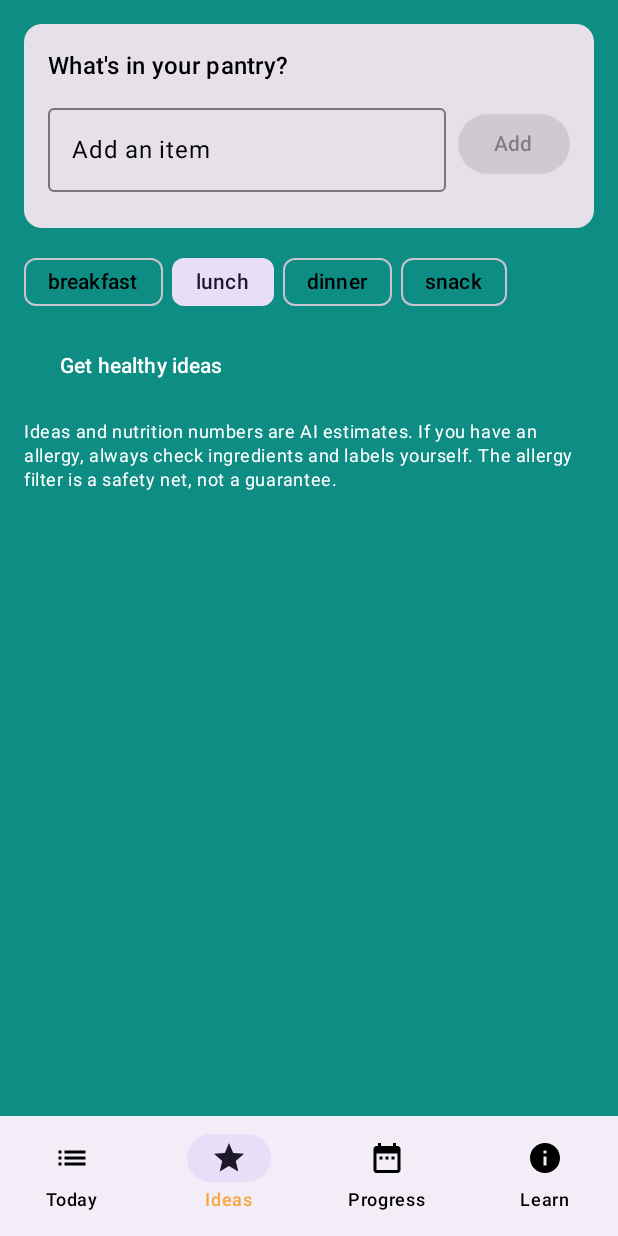
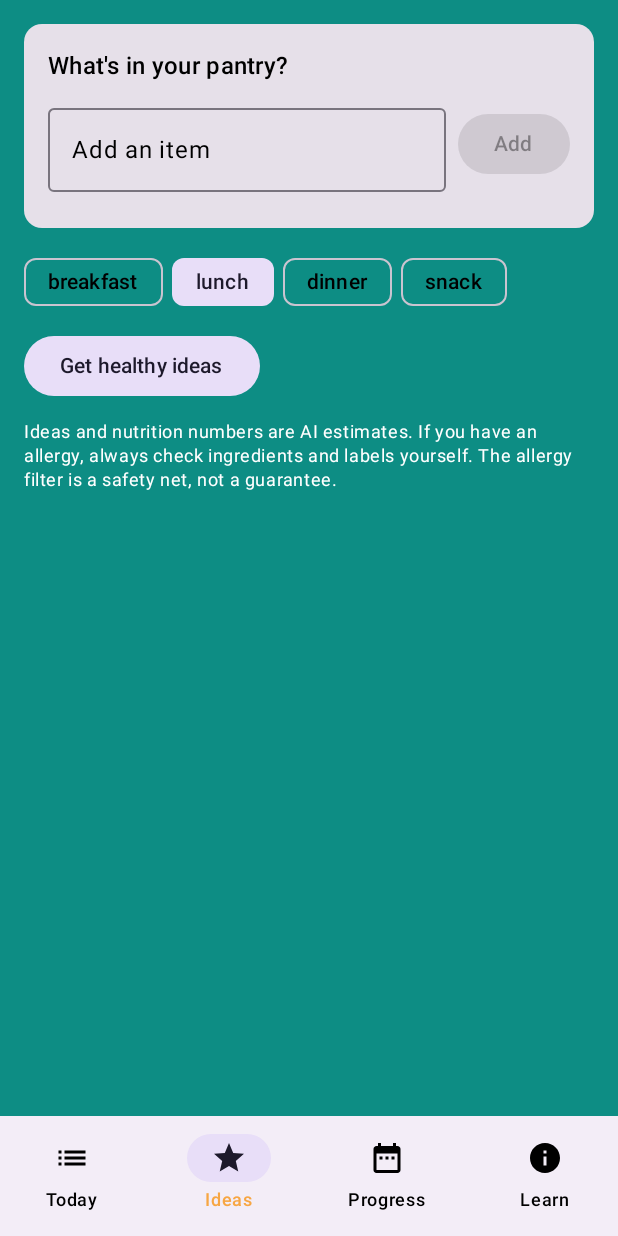
Before and after one commit to AJohansen-code/Scholar_Stong, an Android app built with Jetpack Compose: the NutritionHost screen opened through its navigation route, item 2 of the bottom bar chosen, on a phone screen of 412 x 824 dp. Run offline under Robolectric (Android 15) with nearby library versions, the phone set to English and light mode, and no system bars; our stand-ins replace Room's generated code; 2 statements that could not run were skipped.

Commit message:
Fix idea screen flow.

```diff
--- a/app/src/main/java/com/academicstrong/nutrition/ui/IdeasScreen.kt
+++ b/app/src/main/java/com/academicstrong/nutrition/ui/IdeasScreen.kt
@@ -1,6 +1,8 @@
 package com.academicstrong.nutrition.ui
 
+import androidx.compose.foundation.horizontalScroll
 import androidx.compose.foundation.layout.*
+import androidx.compose.foundation.rememberScrollState
 import androidx.compose.foundation.lazy.LazyColumn
 import androidx.compose.material.icons.Icons
 import androidx.compose.material.icons.filled.Close
@@ -11,7 +13,7 @@ import androidx.compose.ui.Modifier
 import androidx.compose.ui.unit.dp
 import com.academicstrong.nutrition.data.MealType
 
-@OptIn(ExperimentalLayoutApi::class, ExperimentalMaterial3Api::class)
+@OptIn(ExperimentalMaterial3Api::class)
 @Composable
 fun IdeasScreen(vm: NutritionViewModel) {
     val pantry by vm.pantry.collectAsState()
@@ -22,6 +24,7 @@ fun IdeasScreen(vm: NutritionViewModel) {
     val day by vm.selectedDay.collectAsState()
     var item by remember { mutableStateOf("") }
     var type by remember { mutableStateOf(MealType.LUNCH) }
+    var asked by remember { mutableStateOf(false) }
 
     LazyColumn(contentPadding = PaddingValues(16.dp), verticalArrangement = Arrangement.spacedBy(12.dp)) {
         item {
@@ -32,7 +35,7 @@ fun IdeasScreen(vm: NutritionViewModel) {
                         OutlinedTextField(item, { item = it }, Modifier.weight(1f), singleLine = true, label = { Text("Add an item") })
                         Button(onClick = { vm.addPantry(item); item = "" }, enabled = item.isNotBlank()) { Text("Add") }
                     }
-                    FlowRow(horizontalArrangement = Arrangement.spacedBy(6.dp)) {
+                    Row(Modifier.horizontalScroll(rememberScrollState()), horizontalArrangement = Arrangement.spacedBy(6.dp)) {
                         pantry.forEach { p ->
                             InputChip(selected = false, onClick = { vm.removePantry(p) }, label = { Text(p.name) },
                                 trailingIcon = { Icon(Icons.Default.Close, contentDescription = "Remove ${p.name}", Modifier.size(16.dp)) })
@@ -43,14 +46,20 @@ fun IdeasScreen(vm: NutritionViewModel) {
         }
         item {
             Column(verticalArrangement = Arrangement.spacedBy(8.dp)) {
-                FlowRow(horizontalArrangement = Arrangement.spacedBy(6.dp)) {
+                Row(Modifier.horizontalScroll(rememberScrollState()), horizontalArrangement = Arrangement.spacedBy(6.dp)) {
                     listOf(MealType.BREAKFAST, MealType.LUNCH, MealType.DINNER, MealType.SNACK).forEach { t ->
                         FilterChip(selected = type == t, onClick = { type = t }, label = { Text(t.name.lowercase()) })
                     }
                 }
                 Row(verticalAlignment = Alignment.CenterVertically, horizontalArrangement = Arrangement.spacedBy(8.dp)) {
-                    Button(onClick = { vm.generateIdeas(type) }, enabled = !ai.busy) { Text("Get healthy ideas") }
-                    if (ai.busy) CircularProgressIndicator(Modifier.size(24.dp), strokeWidth = 2.dp)
+                    FilledTonalButton(onClick = { asked = true; vm.generateIdeas(type) }, enabled = !ai.busy) { Text("Get healthy ideas") }
+                    if (ai.busy) {
+                        CircularProgressIndicator(Modifier.size(24.dp), strokeWidth = 2.dp)
+                        Text("Thinking up ideas...", style = MaterialTheme.typography.bodySmall)
+                    }
+                }
+                if (asked && !ai.busy && ai.error == null && ideas.isEmpty()) {
+                    Text("No ideas came back. Try again.", style = MaterialTheme.typography.bodySmall)
                 }
                 ai.error?.let { Text(it, color = MaterialTheme.colorScheme.error, style = MaterialTheme.typography.bodySmall) }
                 if (skipped > 0) Text("Hid $skipped idea(s) that matched an allergy you listed.", style = MaterialTheme.typography.bodySmall)
```
